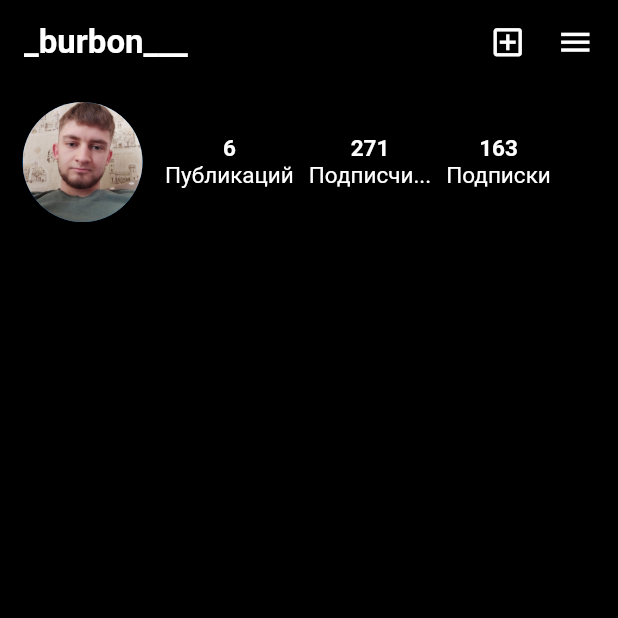
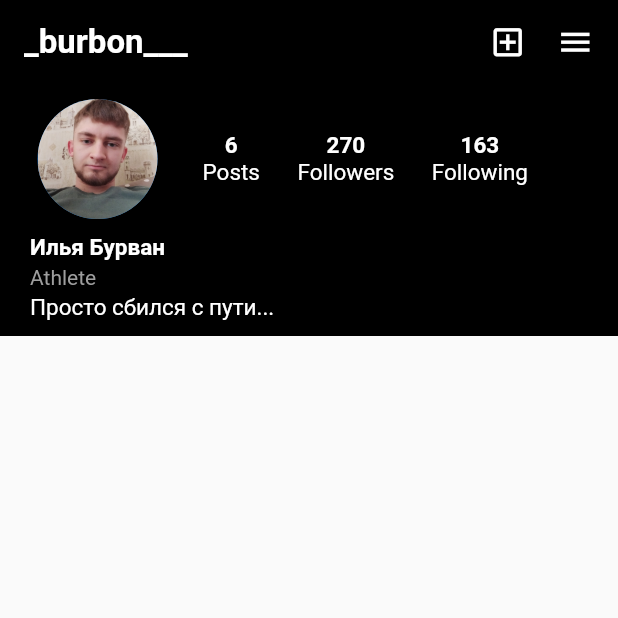
Before and after one commit to Burvan/trainingOfFlutterLayout2, a Flutter app: the screen it shows after launch, on a phone screen of 412 x 824 dp, the top half of it. Run offline on Flutter 3.47's test engine with Material 2 defaults, Android fonts, the phone set to English and light mode, and no system bars.

Commit message:
fetch: Main profile information

```diff
--- a/lib/user_profile.dart
+++ b/lib/user_profile.dart
@@ -1,82 +1,144 @@
 import 'package:flutter/material.dart';
 
 class UserProfile extends StatelessWidget {
-  const UserProfile({Key? key}) : super(key: key);
+  UserProfile({Key? key}) : super(key: key);
+
+  final List<ProfileColumnData> profileColumn = [
+    ProfileColumnData('6', 'Posts'),
+    ProfileColumnData('270', 'Followers'),
+    ProfileColumnData('163', 'Following'),
+  ];
 
   @override
   Widget build(BuildContext context) {
     return Scaffold(
       appBar: _MyAppBar(),
-      body: Container(
+      body: ListView(
+        physics: BouncingScrollPhysics(),
+        children: [
+          Container(
             width: double.infinity,
             color: Colors.black,
-        child: ListView(
-          physics: BouncingScrollPhysics(),
+            child: Row(
               children: [
-            Column(
-              children: [
-                Row(
-                  children: [
-                    Padding(
-                      padding: const EdgeInsets.symmetric(vertical: 12, horizontal: 15),
+                _AvatarWidget(),
+                _ProfileWidget(profileColumn: profileColumn),
+              ],
+            ),
+          ),
+          _MainInformationWidget()
+        ],
+      ),
+    );
+  }
+}
+
+class _MainInformationWidget extends StatelessWidget {
+  const _MainInformationWidget({
+    super.key,
+  });
+
+  @override
+  Widget build(BuildContext context) {
+    return Container(
+      //width: double.infinity,
+      color: Colors.black,
+      child: Padding(
+        padding: const EdgeInsets.only(left: 20, bottom: 10),
+        child: Column(
+          crossAxisAlignment: CrossAxisAlignment.start,
+          children: const [
+            Text(
+              'Илья Бурван',
+              style: TextStyle(
+                  color: Colors.white,
+                  fontWeight: FontWeight.bold,
+                  fontSize: 15),
+            ),
+            SizedBox(height: 3),
+            Text(
+              'Athlete',
+              style: TextStyle(color: Colors.grey, fontSize: 14),
+            ),
+            SizedBox(height: 3),
+            Text(
+              'Просто сбился с пути...',
+              style: TextStyle(color: Colors.white, fontSize: 15),
+            ),
+          ],
+        ),
+      ),
+    );
+  }
+}
+
+class _AvatarWidget extends StatelessWidget {
+  const _AvatarWidget({
+    super.key,
+  });
+
+  @override
+  Widget build(BuildContext context) {
+    return Padding(
+      padding: const EdgeInsets.only(
+          top: 10, bottom: 10, right: 30, left: 25
+      ),
       child: Container(
         width: 80,
         height: 80,
-                        child: CircleAvatar(
+        child: const CircleAvatar(
           backgroundImage: AssetImage('assets/avatar.jpg'),
         ),
       ),
-                    ),
-                    Column(
-                      children: const [
+    );
+  }
+}
+
+class ProfileColumnData {
+  final String textOne;
+  final String textTwo;
+
+  ProfileColumnData(this.textOne, this.textTwo);
+}
+
+class _ProfileWidget extends StatelessWidget {
+  final List<ProfileColumnData> profileColumn;
+  const _ProfileWidget({Key? key, required this.profileColumn})
+      : super(key: key);
+
+  @override
+  Widget build(BuildContext context) {
+    return Row(
+      //mainAxisSize: MainAxisSize.max,
+      //mainAxisAlignment: MainAxisAlignment.end,
+      children: profileColumn
+          .map((data) => _ProfileColumnWidget(data: data))
+          .toList(),
+    );
+  }
+}
+
+class _ProfileColumnWidget extends StatelessWidget {
+  final ProfileColumnData data;
+  const _ProfileColumnWidget({Key? key, required this.data}) : super(key: key);
+
+  @override
+  Widget build(BuildContext context) {
+    return Padding(
+      padding: const EdgeInsets.only(right: 25.0),
+      child: Column(
+        //crossAxisAlignment: CrossAxisAlignment.,
+        children: [
           Text(
-                          '6',
-                          style: TextStyle(
+            data.textOne,
+            style: const TextStyle(
                 color: Colors.white, fontWeight: FontWeight.bold, fontSize: 15),
           ),
           Text(
-                          'Публикаций',
-                          style: TextStyle(
-                              color: Colors.white,  fontSize: 15),
+            data.textTwo,
+            style: const TextStyle(color: Colors.white, fontSize: 15),
           ),
         ],
-                    ),
-                    SizedBox(width: 10),
-                    Column(
-                      children: const [
-                        Text(
-                          '271',
-                          style: TextStyle(
-                              color: Colors.white, fontWeight: FontWeight.bold, fontSize: 15),
-                        ),
-                        Text(
-                          'Подписчи...',
-                          style: TextStyle(
-                              color: Colors.white,  fontSize: 15),
-                        ),
-                      ],
-                    ),
-                    SizedBox(width: 10),
-                    Column(
-                      children: const [
-                        Text(
-                          '163',
-                          style: TextStyle(
-                              color: Colors.white, fontWeight: FontWeight.bold, fontSize: 15),
-                        ),
-                        Text(
-                          'Подписки',
-                          style: TextStyle(
-                              color: Colors.white,  fontSize: 15),
-                        ),
-                      ],
-                    )
-                  ],
-                )
-              ],
-            )
-          ],
-        ),
       ),
     );
   }
@@ -113,18 +175,3 @@ class _MyAppBar extends StatelessWidget with PreferredSizeWidget {
     );
   }
 }
-
-// actions: const <Widget>[
-// Expanded(
-// child: Text(
-// '_burbon___',
-// style: TextStyle(
-// color: Colors.white,
-// fontWeight: FontWeight.bold
-// ),
-// textAlign: TextAlign.center,
-// ),
-// ),
-// Icon(Icons.add_box_outlined, color: Colors.white),
-// Icon(Icons.menu, color: Colors.white,)
-// ],
```
Lines whose indentation alone changed are shown as unchanged.
